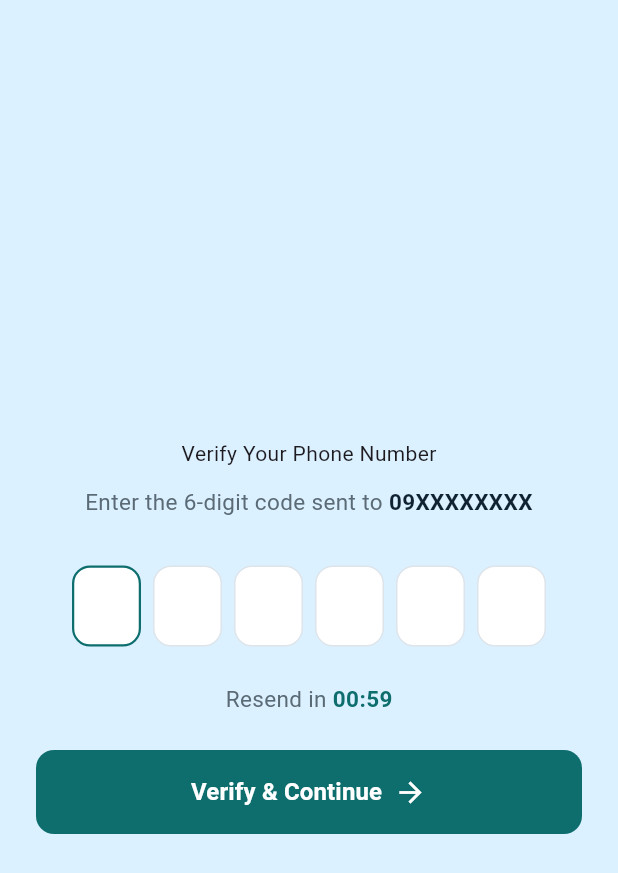
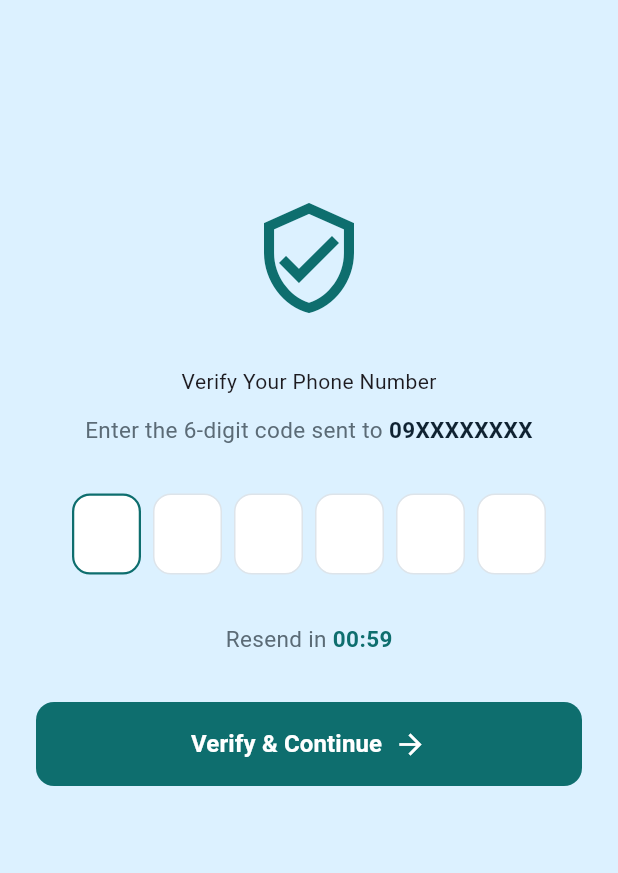
Before and after one commit to BaraaEzzedin/academic_dental_clinic, a Flutter app: the OtpVerification screen opened directly, on a phone screen of 412 x 824 dp. Shown: the top 873 px of the screen. Run offline on Flutter 3.47's test engine with Material 3 defaults, Android fonts, the phone set to English and light mode, and no system bars; drawn by our look-alikes of pinput; our stand-ins replace equatable, flutter_bloc, google_fonts.

Commit message:
refactor otp screen

```diff
--- a/lib/features/presentation/screens/otp_verification.dart
+++ b/lib/features/presentation/screens/otp_verification.dart
@@ -1,22 +1,3 @@
-/*import 'package:flutter/material.dart';
-
-import '../../../core/constants/app_colors.dart';
-
-class OtpVerification extends StatelessWidget {
-  const OtpVerification({super.key});
-
-  @override
-  Widget build(BuildContext context) {
-    return Scaffold(
-      backgroundColor: AppColors.scaffoldBackground,
-      body: Center(
-        child: Text("OTP"),
-      ),
-    );
-  }
-}*/
-
-
 import 'package:academic_dental_clinic/core/utils/app_validator.dart';
 import 'package:academic_dental_clinic/features/presentation/widgets/resend_button.dart';
 import 'package:flutter/material.dart';
@@ -30,12 +11,7 @@ import '../manager/otp cubit/otp_cubit.dart';
 import '../manager/otp cubit/otp_state.dart';
 import '../widgets/otp_field.dart';
 
-/// OTP verification screen — entered after the patient requests a code.
-///
-/// The resend countdown is owned by [OtpCubit] (a ticking timer = real state).
-/// The entered code lives in a controller owned here and is validated through a
-/// [Form]; the pinput-backed [OtpField] renders its own error state when the
-/// code is incomplete. The code is verified against the backend in a later phase.
+
 class OtpVerification extends StatefulWidget {
   const OtpVerification({
     super.key,
@@ -91,10 +67,6 @@ class _OtpVerificationState extends State<OtpVerification> {
                     horizontal: AppDimensions.screenHorizontalPadding,
                     vertical: AppDimensions.xxl,
                   ),
-                  child: ConstrainedBox(
-                    constraints: BoxConstraints(
-                      minHeight: constraints.maxHeight - (AppDimensions.xxl * 2),
-                    ),
                   child: Column(
                     mainAxisAlignment: MainAxisAlignment.center,
                     children: [
@@ -102,7 +74,9 @@ class _OtpVerificationState extends State<OtpVerification> {
                         icon: Icons.verified_user,
                         background: AppColors.roleIconMuted,
                       ),*/
-                        const SizedBox(height: AppDimensions.xl),
+                      SizedBox(height: 100,),
+                      Icon(Icons.verified_user_outlined , color: AppColors.primary, size: 80,),
+                      const SizedBox(height: AppDimensions.xxl),
                       const Text( 'Verify Your Phone Number'),
                       const SizedBox(height: AppDimensions.md),
                       Text.rich(
@@ -136,16 +110,15 @@ class _OtpVerificationState extends State<OtpVerification> {
                           onCompleted: (_) => _onVerify(),
                         ),
                       ),
-                        const SizedBox(height: AppDimensions.xl),
+                      const SizedBox(height: AppDimensions.xxl),
                       ResendButton(formatTime: _formatTime),
-                        const SizedBox(height: AppDimensions.xl),
+                      const SizedBox(height: AppDimensions.xxl),
                       AppPrimaryButton(
                         label: 'Verify & Continue',
                         trailingIcon: Icons.arrow_forward,
                         onPressed: _onVerify,
                       ),
                     ],
-                    ),
                   ),
                 );
               },
@@ -155,6 +128,3 @@ class _OtpVerificationState extends State<OtpVerification> {
     );
   }
 }
-
-/// Shows "Resend in mm:ss" while counting down, and a tappable "Resend code"
-/// once the timer reaches zero. Reads the countdown from [OtpCubit].
```
Lines whose indentation alone changed are shown as unchanged.
